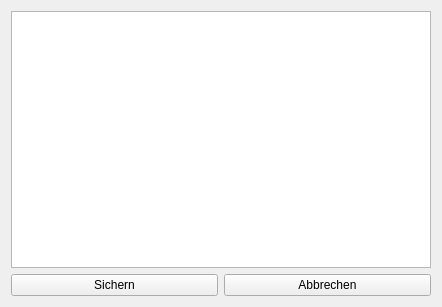
First picture: the form in FilterDialog/Dialog/ConfigEditor/ConfigurationEditor.ui, repository JayDalton/MatrixFilter, before the edit.
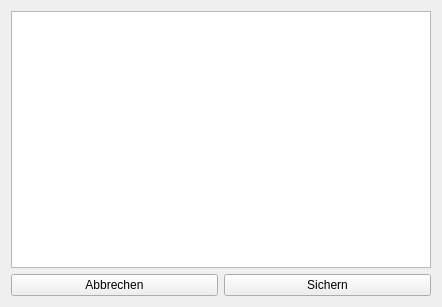
Second picture: the form after the edit.

```diff
--- a/FilterDialog/Dialog/ConfigEditor/ConfigurationEditor.ui
+++ b/FilterDialog/Dialog/ConfigEditor/ConfigurationEditor.ui
@@ -18,16 +18,16 @@
     <widget class="QTreeView" name="treeView"/>
    </item>
    <item row="1" column="0">
-    <widget class="QPushButton" name="pushButtonSave">
+    <widget class="QPushButton" name="pushButtonCancle">
      <property name="text">
-      <string>Sichern</string>
+      <string>Abbrechen</string>
      </property>
     </widget>
    </item>
    <item row="1" column="1">
-    <widget class="QPushButton" name="pushButtonCancle">
+    <widget class="QPushButton" name="pushButtonSave">
      <property name="text">
-      <string>Abbrechen</string>
+      <string>Sichern</string>
      </property>
     </widget>
    </item>
```
